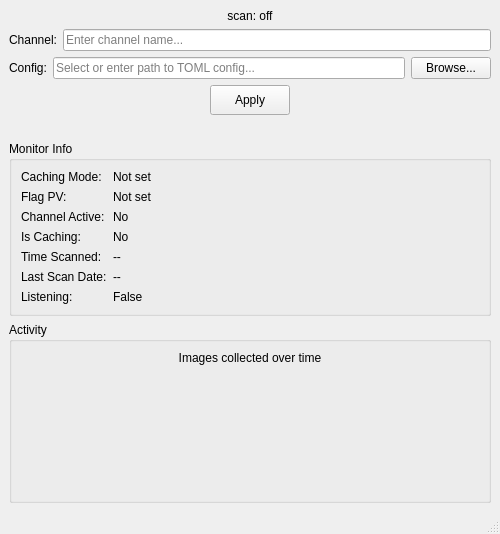
AdvancedPhotonSource/DashPVA, file gui/scan_view.ui: the form before one commit.
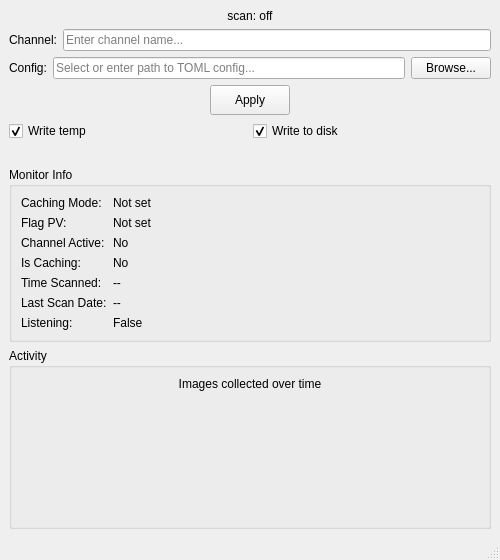
The form after the commit.

Commit message: remove: duplicate saving from caches in hdf5writer change: empty placeholder methods to raise notImplemented error change: scan view to use hdf5handler for writing add: checkbox for option to write to disk or write temporary add: settings tojsettings button in launcher add: config source for simple setting configuration remove: all log writes to a txt files(using log files)

Diff of the .ui file:
```diff
--- a/gui/scan_view.ui
+++ b/gui/scan_view.ui
@@ -124,6 +124,30 @@
       </item>
      </layout>
     </item>
+    <item>
+     <layout class="QHBoxLayout" name="horizontalLayoutWriteTargets">
+      <item>
+       <widget class="QCheckBox" name="checkbox_write_temp">
+        <property name="text">
+         <string>Write temp</string>
+        </property>
+        <property name="checked">
+         <bool>true</bool>
+        </property>
+       </widget>
+      </item>
+      <item>
+       <widget class="QCheckBox" name="checkbox_write_output">
+        <property name="text">
+         <string>Write to disk</string>
+        </property>
+        <property name="checked">
+         <bool>true</bool>
+        </property>
+       </widget>
+      </item>
+     </layout>
+    </item>
     <item>
      <widget class="QLabel" name="label_mode">
       <property name="text">
```
The commit also changes 16 other files.
